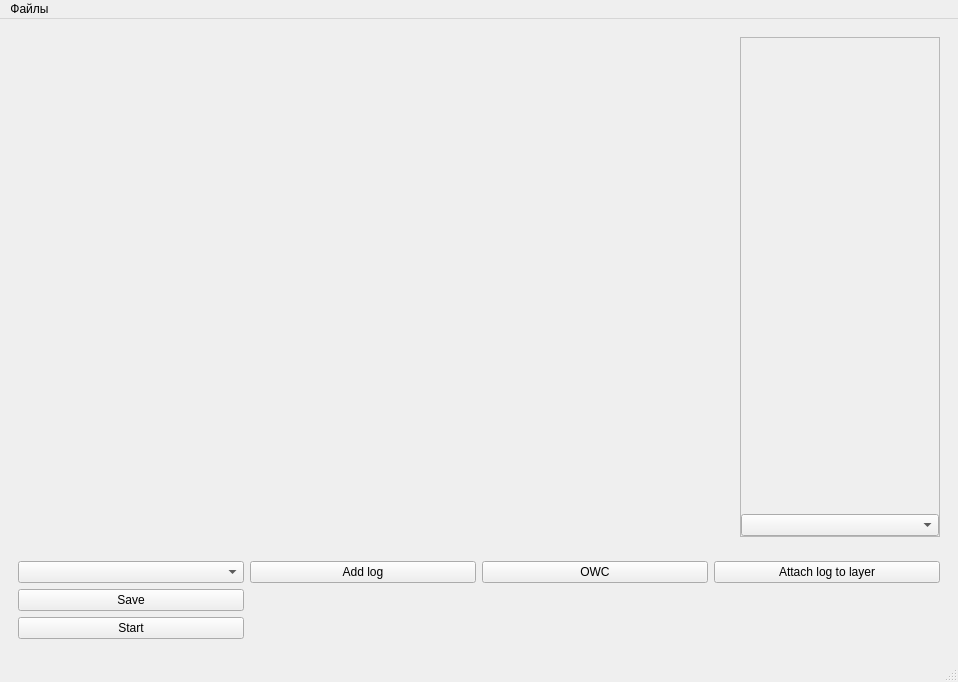
Above: ui/log_input_form.ui from CheckListHW/InputLogs before the change. Below: the same form after it.
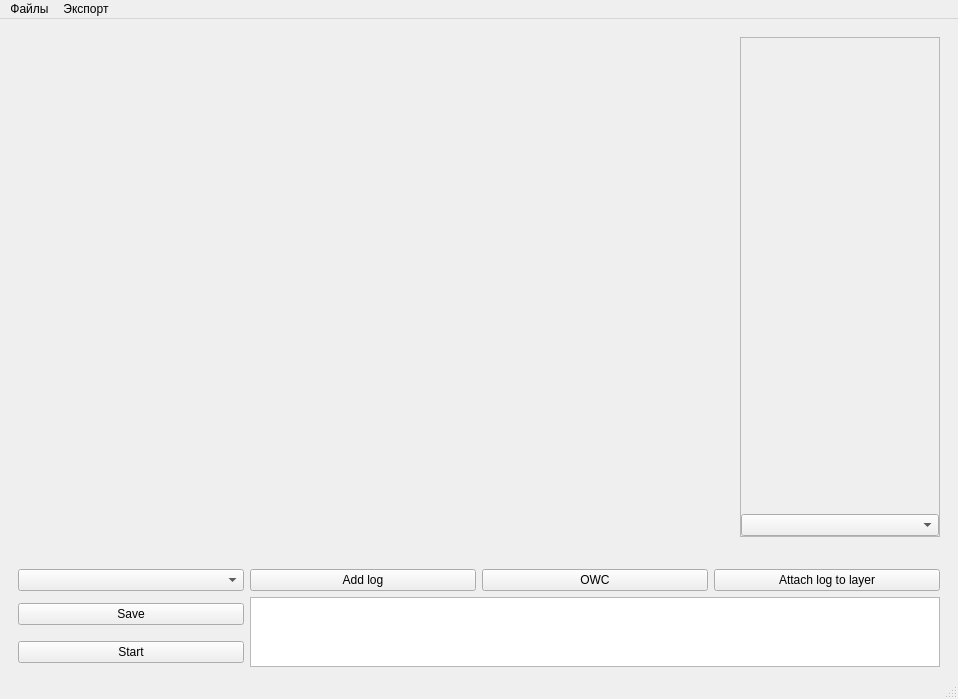
That is the form after the change.

```diff
--- a/ui/log_input_form.ui
+++ b/ui/log_input_form.ui
@@ -101,36 +101,6 @@
        <property name="sizeConstraint">
         <enum>QLayout::SetMinimumSize</enum>
        </property>
-       <item row="0" column="3">
-        <widget class="QPushButton" name="attachLogButton">
-         <property name="enabled">
-          <bool>true</bool>
-         </property>
-         <property name="text">
-          <string>Attach log to layer</string>
-         </property>
-        </widget>
-       </item>
-       <item row="0" column="2">
-        <widget class="QPushButton" name="owcButton">
-         <property name="enabled">
-          <bool>true</bool>
-         </property>
-         <property name="text">
-          <string>OWC</string>
-         </property>
-        </widget>
-       </item>
-       <item row="3" column="0">
-        <widget class="QPushButton" name="startButton">
-         <property name="enabled">
-          <bool>true</bool>
-         </property>
-         <property name="text">
-          <string>Start</string>
-         </property>
-        </widget>
-       </item>
        <item row="0" column="0">
         <widget class="QComboBox" name="chooseLayerComboBox"/>
        </item>
@@ -144,7 +114,27 @@
          </property>
         </widget>
        </item>
-       <item row="0" column="1">
+       <item row="0" column="3">
+        <widget class="QPushButton" name="owcButton">
+         <property name="enabled">
+          <bool>true</bool>
+         </property>
+         <property name="text">
+          <string>OWC</string>
+         </property>
+        </widget>
+       </item>
+       <item row="0" column="4">
+        <widget class="QPushButton" name="attachLogButton">
+         <property name="enabled">
+          <bool>true</bool>
+         </property>
+         <property name="text">
+          <string>Attach log to layer</string>
+         </property>
+        </widget>
+       </item>
+       <item row="0" column="2">
         <widget class="QPushButton" name="chooseLogButton">
          <property name="enabled">
           <bool>true</bool>
@@ -154,6 +144,19 @@
          </property>
         </widget>
        </item>
+       <item row="2" column="0">
+        <widget class="QPushButton" name="startButton">
+         <property name="enabled">
+          <bool>true</bool>
+         </property>
+         <property name="text">
+          <string>Start</string>
+         </property>
+        </widget>
+       </item>
+       <item row="1" column="2" rowspan="2" colspan="3">
+        <widget class="QTextEdit" name="logText"/>
+       </item>
       </layout>
      </widget>
     </item>
@@ -175,7 +178,16 @@
     <addaction name="openFileAction"/>
     <addaction name="saveFileAction"/>
    </widget>
+   <widget class="QMenu" name="menu_2">
+    <property name="title">
+     <string>Экспорт</string>
+    </property>
+    <addaction name="actionCSV"/>
+    <addaction name="actionXLSX"/>
+    <addaction name="actionTNavigator_inc"/>
+   </widget>
    <addaction name="menu"/>
+   <addaction name="menu_2"/>
   </widget>
   <widget class="QStatusBar" name="statusbar"/>
   <action name="openFileAction">
```
Left out of the diff: 15 changed lines with no effect on the pictures.
